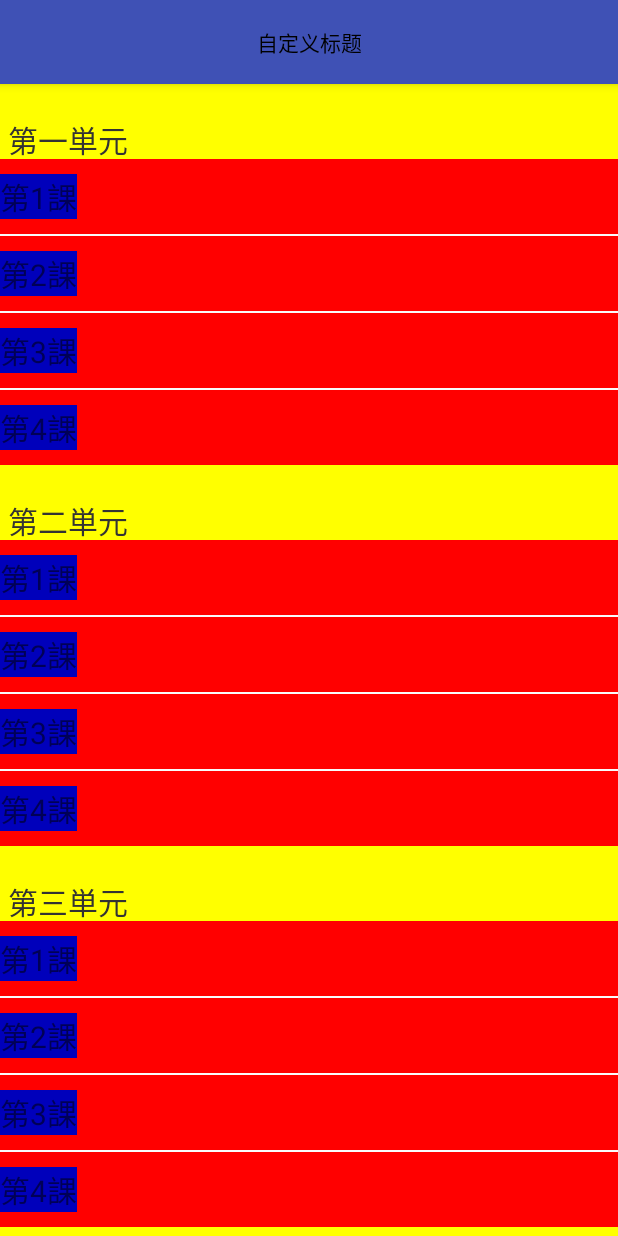
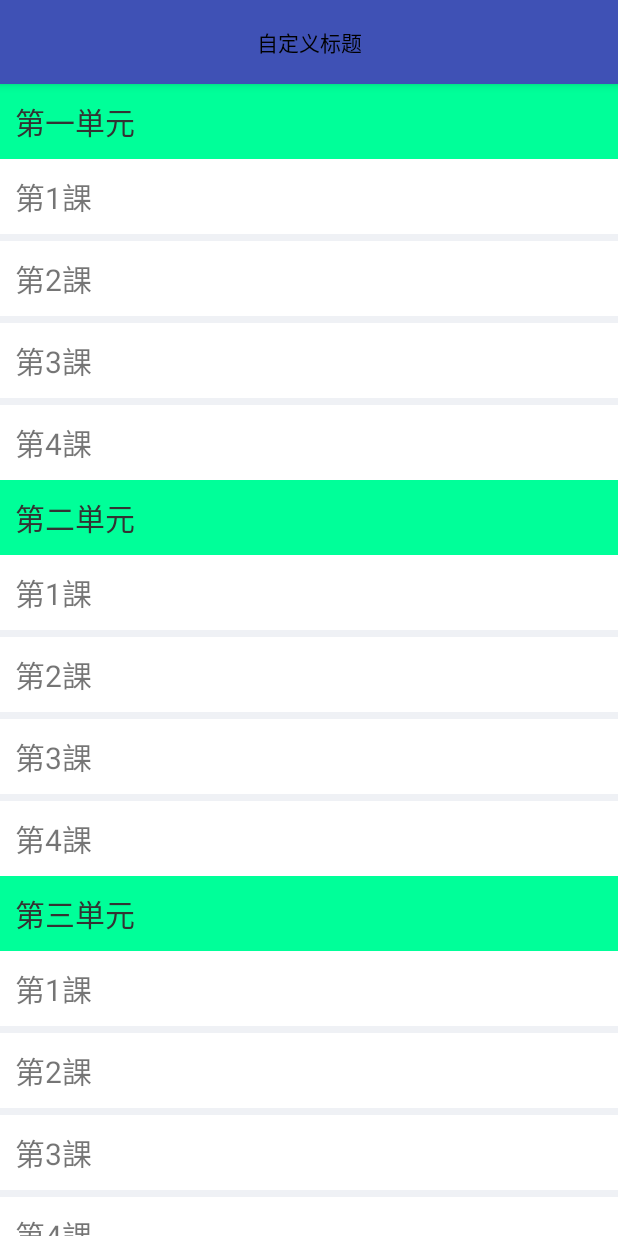
Before and after one commit to ipk2015/newBianJapanese, an Android app: the screen it shows after launch (MainActivity), on a phone screen of 412 x 824 dp. Run offline under Robolectric (Android 15) with nearby library versions, the phone set to English and light mode, and no system bars.

Commit message:
调整列表颜色样式

```diff
--- a/app/src/main/java/com/ipk/newbianjapanese/recyclerView_unit/UnitClassDecoration.java
+++ b/app/src/main/java/com/ipk/newbianjapanese/recyclerView_unit/UnitClassDecoration.java
@@ -2,7 +2,6 @@ package com.ipk.newbianjapanese.recyclerView_unit;
 
 import android.content.Context;
 import android.graphics.Canvas;
-import android.graphics.Color;
 import android.graphics.Paint;
 import android.graphics.Rect;
 import android.support.v7.widget.RecyclerView;
@@ -39,7 +38,7 @@ public class UnitClassDecoration extends RecyclerView.ItemDecoration {
         mFontColor = context.getResources().getColor(R.color.formFontColor);
 
         mPaint = new Paint();
-        mPaint.setColor(Color.YELLOW);
+        mPaint.setColor(context.getResources().getColor(R.color.mainYellowColor));
         mTextPaint = new Paint();
         mTextPaint.setColor(mFontColor);
         mTextPaint.setTextSize(mUnitTextSize);
@@ -108,7 +107,7 @@ public class UnitClassDecoration extends RecyclerView.ItemDecoration {
     private void drawHeader(Canvas c,int left,int top,int right,int bottom,SimpleClassInfo simpleClassInfo){
         c.drawRect(left, top, right, bottom, mPaint);
         float textX = left + mOffsetTextLeft;
-        float textY = bottom - mFontMetrics.descent;
+        float textY = bottom-mFontMetrics.descent-(mHeaderHeight - (mFontMetrics.bottom-mFontMetrics.top))/2;
         c.drawText(simpleClassInfo.getUnitTitle(), textX, textY, mTextPaint);
     }
 }
--- a/app/src/main/res/layout/layout_class_title.xml
+++ b/app/src/main/res/layout/layout_class_title.xml
@@ -1,14 +1,14 @@
 <?xml version="1.0" encoding="utf-8"?>
 <LinearLayout xmlns:android="http://schemas.android.com/apk/res/android"
           android:layout_width="match_parent"
-          android:layout_height="50dp"
-          android:background="#ff0000"
+          android:layout_height="@dimen/class_title_height_list"
           android:gravity="center_vertical"
+          android:background="@android:color/white"
           android:id="@+id/linearLayout_classTitle">
     <TextView
         android:layout_width="wrap_content"
         android:layout_height="wrap_content"
-        android:background="#0000bb"
-        android:textSize="20sp"
+        android:textSize="@dimen/class_title_size_list"
+        android:layout_marginLeft="@dimen/unit_title_margin_left"
         android:id="@+id/textView_classTitle"/>
 </LinearLayout>
--- a/app/src/main/res/values/colors.xml
+++ b/app/src/main/res/values/colors.xml
@@ -6,5 +6,7 @@
     <color name="mainBgColor">#eff1f5</color>
     <color name="borderColor">#dddddd</color>
     <color name="formFontColor">#333333</color>
+    <color name="mainBlueColor">#198bff</color>
+    <color name="mainYellowColor">#00FF99</color>
 
 </resources>
--- a/app/src/main/res/values/dimens.xml
+++ b/app/src/main/res/values/dimens.xml
@@ -1,7 +1,10 @@
 <?xml version="1.0" encoding="utf-8"?>
 <resources>
-    <dimen name="border_unit_class">2px</dimen>
+    <dimen name="border_unit_class">5dp</dimen>
     <dimen name="unit_title_height">50dp</dimen>
-    <dimen name="unit_title_margin_left">5dp</dimen>
+    <dimen name="unit_title_margin_left">10dp</dimen>
     <dimen name="unit_title_size">20sp</dimen>
+    <dimen name="class_title_size_list">20sp</dimen>
+    <dimen name="class_title_height_list">50dp</dimen>
+
 </resources>
--- a/app/src/main/res/values/styles.xml
+++ b/app/src/main/res/values/styles.xml
@@ -6,6 +6,7 @@
         <item name="colorPrimary">@color/colorPrimary</item>
         <item name="colorPrimaryDark">@color/colorPrimaryDark</item>
         <item name="colorAccent">@color/colorAccent</item>
+        <item name="android:windowBackground">@color/mainBgColor</item>
     </style>
 
 </resources>
```
